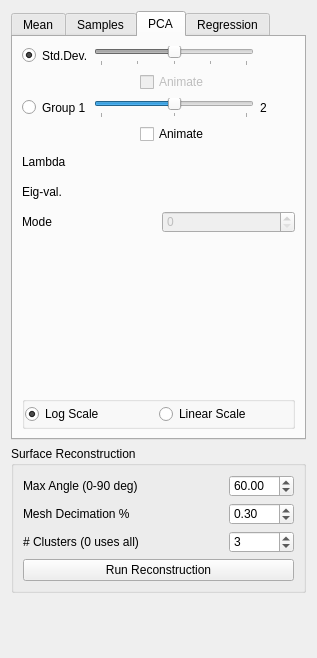
Qt form Studio/src/Application/Analysis/AnalysisTool.ui (SCIInstitute/ShapeWorks) before a commit.
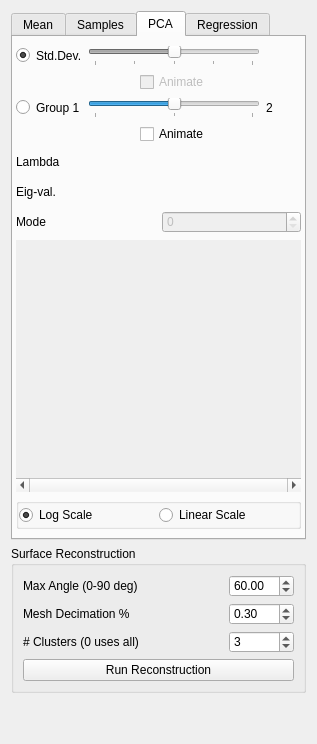
The same form after that commit. Custom widgets are drawn as their Qt base class.

Commit message:
Only write every other X-axis value below 99, then every 4th after.
Numbers are overwritting each other.

The edit to the form file:
```diff
--- a/Studio/src/Application/Analysis/AnalysisTool.ui
+++ b/Studio/src/Application/Analysis/AnalysisTool.ui
@@ -7,7 +7,7 @@
     <x>0</x>
     <y>0</y>
     <width>317</width>
-    <height>658</height>
+    <height>744</height>
    </rect>
   </property>
   <property name="windowTitle">
@@ -405,6 +405,12 @@
        <string>PCA</string>
       </attribute>
       <layout class="QGridLayout" name="gridLayout_2">
+       <property name="leftMargin">
+        <number>3</number>
+       </property>
+       <property name="rightMargin">
+        <number>3</number>
+       </property>
        <item row="0" column="0">
         <widget class="QWidget" name="pcaContent" native="true">
          <layout class="QVBoxLayout" name="verticalLayout_22">
@@ -741,13 +747,77 @@
            </layout>
           </item>
           <item>
-           <widget class="BarGraph" name="graph_" native="true">
+           <widget class="QScrollArea" name="chart_scroll_area">
             <property name="minimumSize">
              <size>
               <width>0</width>
-              <height>150</height>
+              <height>250</height>
              </size>
             </property>
+            <property name="frameShape">
+             <enum>QFrame::NoFrame</enum>
+            </property>
+            <property name="frameShadow">
+             <enum>QFrame::Plain</enum>
+            </property>
+            <property name="lineWidth">
+             <number>0</number>
+            </property>
+            <property name="verticalScrollBarPolicy">
+             <enum>Qt::ScrollBarAlwaysOff</enum>
+            </property>
+            <property name="horizontalScrollBarPolicy">
+             <enum>Qt::ScrollBarAlwaysOn</enum>
+            </property>
+            <property name="sizeAdjustPolicy">
+             <enum>QAbstractScrollArea::AdjustToContents</enum>
+            </property>
+            <property name="widgetResizable">
+             <bool>true</bool>
+            </property>
+            <widget class="QWidget" name="scrollAreaWidgetContents">
+             <property name="geometry">
+              <rect>
+               <x>0</x>
+               <y>0</y>
+               <width>289</width>
+               <height>238</height>
+              </rect>
+             </property>
+             <property name="minimumSize">
+              <size>
+               <width>0</width>
+               <height>200</height>
+              </size>
+             </property>
+             <layout class="QGridLayout" name="gridLayout_6">
+              <property name="leftMargin">
+               <number>0</number>
+              </property>
+              <property name="topMargin">
+               <number>0</number>
+              </property>
+              <property name="rightMargin">
+               <number>0</number>
+              </property>
+              <property name="bottomMargin">
+               <number>0</number>
+              </property>
+              <property name="spacing">
+               <number>0</number>
+              </property>
+              <item row="0" column="0">
+               <widget class="BarGraph" name="graph_" native="true">
+                <property name="minimumSize">
+                 <size>
+                  <width>0</width>
+                  <height>200</height>
+                 </size>
+                </property>
+               </widget>
+              </item>
+             </layout>
+            </widget>
            </widget>
           </item>
           <item>
```
The commit also changes 1 other file.
